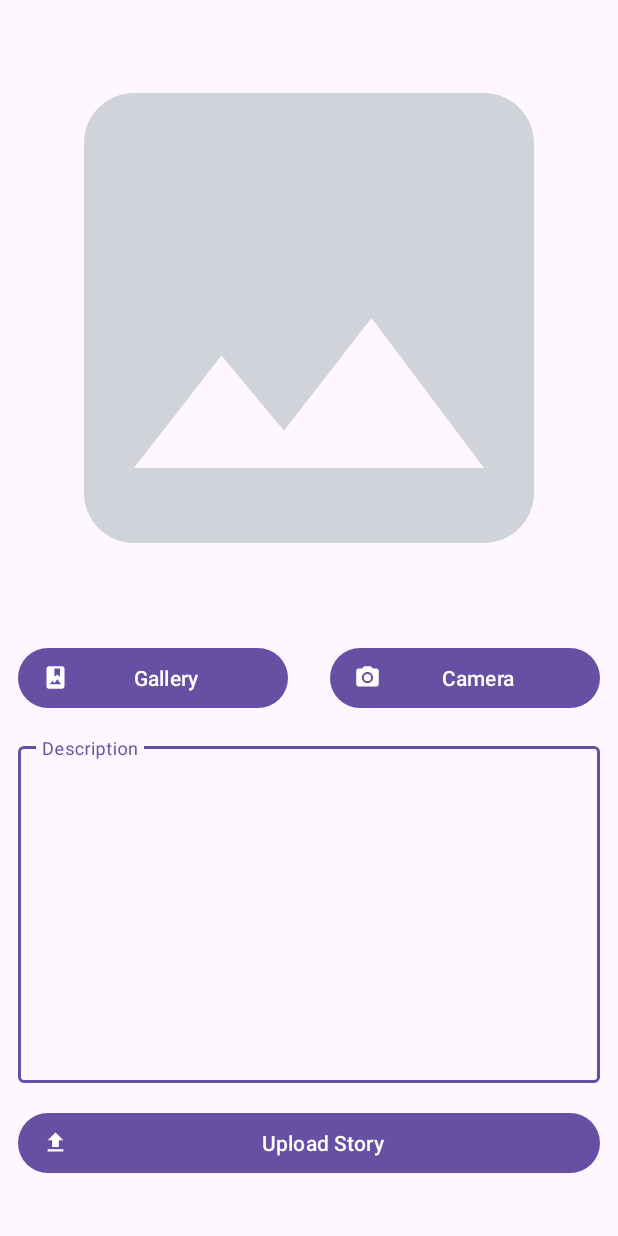
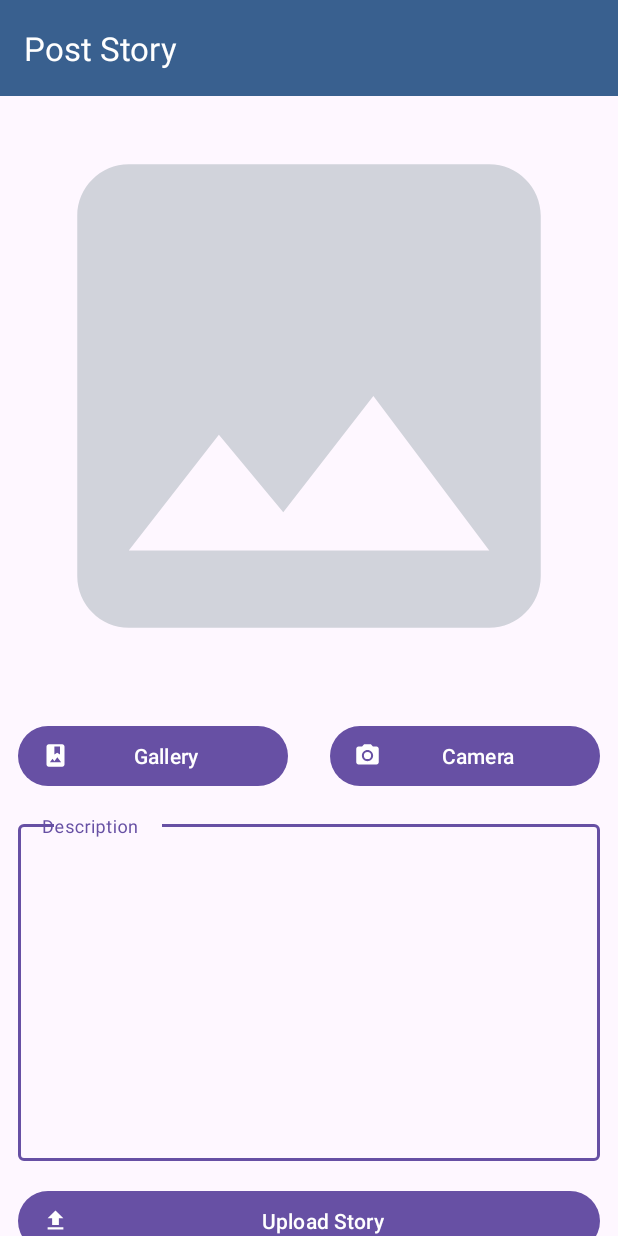
Before and after one commit to NotArBee/StorySpace, an Android app: the HomeFragment screen opened through its navigation route, after a tap on "Post Story Activity", on a phone screen of 412 x 824 dp. Run offline under Robolectric (Android 15) with nearby library versions, the phone set to English and light mode, and no system bars; pictures from the network do not load.

Commit message:
feat : Fitur maps yang dapat menampilkan story yang mempunyai lokasi yang diupload user lain

```diff
--- a/app/build.gradle.kts
+++ b/app/build.gradle.kts
@@ -3,6 +3,7 @@ plugins {
     alias(libs.plugins.jetbrainsKotlinAndroid)
     id("kotlin-parcelize")
     id("androidx.navigation.safeargs")
+    alias(libs.plugins.googleAndroidLibrariesMapsplatformSecretsGradlePlugin)
 }
 
 android {
@@ -47,6 +48,7 @@ dependencies {
     implementation(libs.material)
     implementation(libs.androidx.activity)
     implementation(libs.androidx.constraintlayout)
+    implementation(libs.play.services.maps)
     testImplementation(libs.junit)
     androidTestImplementation(libs.androidx.junit)
     androidTestImplementation(libs.androidx.espresso.core)
--- a/app/src/main/java/com/ardev/myapplication/ui/fragment/home/HomeFragment.kt
+++ b/app/src/main/java/com/ardev/myapplication/ui/fragment/home/HomeFragment.kt
@@ -5,6 +5,8 @@ import android.os.Bundle
 import android.util.Log
 import androidx.fragment.app.Fragment
 import android.view.LayoutInflater
+import android.view.Menu
+import android.view.MenuInflater
 import android.view.View
 import android.view.ViewGroup
 import androidx.fragment.app.viewModels
@@ -13,6 +15,7 @@ import androidx.recyclerview.widget.LinearLayoutManager
 import com.ardev.myapplication.R
 import com.ardev.myapplication.databinding.FragmentHomeBinding
 import com.ardev.myapplication.ui.MainActivity
+import com.ardev.myapplication.ui.activity.maps.MapsActivity
 import com.ardev.myapplication.ui.activity.postActivity.PostStoryActivity
 import com.google.android.material.dialog.MaterialAlertDialogBuilder
 import dataStore
@@ -87,6 +90,18 @@ class HomeFragment : Fragment() {
                 }
                 .show()
         }
+
+        binding.fabMaps.setOnClickListener {
+            val intent = Intent(requireActivity(), MapsActivity::class.java)
+            startActivity(intent)
+        }
+    }
+
+    @Deprecated("Deprecated in Java")
+    @Suppress("DEPRECATION")
+    override fun onCreateOptionsMenu(menu: Menu, inflater: MenuInflater) {
+        inflater.inflate(R.menu.menu, menu)
+        super.onCreateOptionsMenu(menu, inflater)
     }
 
     private fun showLoading(isLoading: Boolean) {
--- a/app/src/main/java/com/ardev/myapplication/utils/DetailStoryViewModelFactory.kt
+++ b/app/src/main/java/com/ardev/myapplication/utils/DetailStoryViewModelFactory.kt
@@ -4,8 +4,10 @@ import android.app.Application
 import androidx.lifecycle.ViewModel
 import androidx.lifecycle.ViewModelProvider
 import com.ardev.myapplication.ui.activity.detailActivity.DetailStoryViewModel
+import com.ardev.myapplication.ui.activity.maps.MapsActivityViewModel
 import com.ardev.myapplication.ui.activity.postActivity.PostStoryActivityViewModel
 
+@Suppress("UNCHECKED_CAST")
 class DetailStoryViewModelFactory(private val application: Application) : ViewModelProvider.NewInstanceFactory() {
     override fun <T : ViewModel> create(modelClass: Class<T>): T {
         return when {
@@ -15,6 +17,9 @@ class DetailStoryViewModelFactory(private val application: Application) : ViewMo
             modelClass.isAssignableFrom(PostStoryActivityViewModel::class.java) -> {
                 PostStoryActivityViewModel(application) as T
             }
+            modelClass.isAssignableFrom(MapsActivityViewModel::class.java) -> {
+                MapsActivityViewModel(application) as T
+            }
             else -> throw IllegalArgumentException("Unknown ViewModel class")
         }
     }
--- /dev/null
+++ b/app/src/main/res/drawable/icon_map.xml
@@ -0,0 +1,5 @@
+<vector xmlns:android="http://schemas.android.com/apk/res/android" android:height="24dp" android:tint="#FFFFFF" android:viewportHeight="24" android:viewportWidth="24" android:width="24dp">
+
+    <path android:fillColor="@android:color/white" android:pathData="M20.5,3l-0.16,0.03L15,5.1 9,3 3.36,4.9c-0.21,0.07 -0.36,0.25 -0.36,0.48V20.5c0,0.28 0.22,0.5 0.5,0.5l0.16,-0.03L9,18.9l6,2.1 5.64,-1.9c0.21,-0.07 0.36,-0.25 0.36,-0.48V3.5c0,-0.28 -0.22,-0.5 -0.5,-0.5zM15,19l-6,-2.11V5l6,2.11V19z"/>
+
+</vector>
--- a/app/src/main/res/layout/activity_post_story.xml
+++ b/app/src/main/res/layout/activity_post_story.xml
@@ -7,7 +7,6 @@
     android:layout_height="match_parent"
     android:orientation="vertical"
     android:scrollbars="none"
-    android:padding="12dp"
     tools:context=".ui.activity.postActivity.PostStoryActivity">
 
     <androidx.constraintlayout.widget.ConstraintLayout
@@ -20,7 +19,8 @@
             android:layout_width="0dp"
             android:layout_height="wrap_content"
             android:layout_marginTop="16dp"
-            android:text="Camera"
+            android:layout_marginEnd="12dp"
+            android:text="@string/camera"
             app:icon="@drawable/icon_camera"
             app:layout_constraintEnd_toEndOf="parent"
             app:layout_constraintHorizontal_bias="0.5"
@@ -33,6 +33,7 @@
             android:layout_width="0dp"
             android:layout_height="wrap_content"
             android:layout_marginTop="16dp"
+            android:layout_marginStart="12dp"
             android:layout_marginEnd="28dp"
             android:text="Gallery"
             app:icon="@drawable/icon_gallery"
@@ -47,7 +48,9 @@
             android:layout_width="match_parent"
             android:layout_height="wrap_content"
             android:layout_marginTop="16dp"
-            android:text="Upload Story"
+            android:layout_marginHorizontal="12dp"
+            android:layout_marginBottom="12dp"
+            android:text="@string/upload_story"
             app:icon="@drawable/icon_upload"
             app:layout_constraintEnd_toEndOf="parent"
             app:layout_constraintHorizontal_bias="0.5"
@@ -63,19 +66,7 @@
             app:layout_constraintEnd_toEndOf="parent"
             app:layout_constraintHorizontal_bias="0.5"
             app:layout_constraintStart_toStartOf="parent"
-            app:layout_constraintTop_toTopOf="parent" />
-
-        <ProgressBar
-            android:id="@+id/progressIndicator"
-            android:layout_width="wrap_content"
-            android:layout_height="wrap_content"
-            android:visibility="gone"
-            app:layout_constraintBottom_toBottomOf="parent"
-            app:layout_constraintEnd_toEndOf="parent"
-            app:layout_constraintHorizontal_bias="0.5"
-            app:layout_constraintStart_toStartOf="parent"
-            app:layout_constraintTop_toTopOf="parent"
-            app:layout_constraintVertical_bias="0.5" />
+            app:layout_constraintTop_toBottomOf="@+id/materialToolbar" />
 
         <com.google.android.material.textfield.TextInputLayout
             android:id="@+id/outlinedTextField"
@@ -90,11 +81,37 @@
                 android:id="@+id/et_description"
                 android:layout_width="match_parent"
                 android:layout_height="wrap_content"
+                android:layout_marginHorizontal="12dp"
                 android:lines="10"
                 android:maxLines="10" />
 
         </com.google.android.material.textfield.TextInputLayout>
 
+        <com.google.android.material.appbar.MaterialToolbar
+            android:id="@+id/materialToolbar"
+            style="@style/Widget.App.Toolbar"
+            android:layout_width="match_parent"
+            android:layout_height="wrap_content"
+            android:background="@color/md_theme_primary"
+            app:layout_constraintEnd_toEndOf="parent"
+            app:layout_constraintStart_toStartOf="parent"
+            app:layout_constraintTop_toTopOf="parent"
+            app:title="Post Story"
+            app:titleTextAppearance="?attr/textAppearanceTitleLarge"
+            app:titleTextColor="@color/md_theme_onPrimary" />
+
+        <ProgressBar
+            android:id="@+id/progressIndicator"
+            android:layout_width="wrap_content"
+            android:layout_height="wrap_content"
+            app:layout_constraintBottom_toBottomOf="parent"
+            android:visibility="gone"
+            app:layout_constraintEnd_toEndOf="parent"
+            app:layout_constraintHorizontal_bias="0.5"
+            app:layout_constraintStart_toStartOf="parent"
+            app:layout_constraintTop_toTopOf="parent"
+            app:layout_constraintVertical_bias="0.5" />
+
     </androidx.constraintlayout.widget.ConstraintLayout>
 
 
--- /dev/null
+++ b/app/src/main/res/menu/menu.xml
@@ -0,0 +1,9 @@
+<?xml version="1.0" encoding="utf-8"?>
+<menu xmlns:android="http://schemas.android.com/apk/res/android"
+    xmlns:app="http://schemas.android.com/apk/res-auto">
+    <item
+        android:id="@+id/logout"
+        android:title="@string/logout"
+        app:showAsAction="always"
+        android:icon="@drawable/icon_logout"/>
+</menu>
--- a/app/src/main/res/values/strings.xml
+++ b/app/src/main/res/values/strings.xml
@@ -33,4 +33,8 @@
     <string name="logout">Logout</string>
     <string name="refresh_home">refresh home</string>
     <string name="post_story_activity">Post Story Activity</string>
+    <string name="title_activity_maps">MapsActivity</string>
+    <string name="fab_maps_activity">FAB Maps Activity</string>
+    <string name="camera">Camera</string>
+    <string name="upload_story">Upload Story</string>
 </resources>
--- a/build.gradle.kts
+++ b/build.gradle.kts
@@ -10,4 +10,5 @@ plugins {
     alias(libs.plugins.jetbrainsKotlinAndroid) apply false
     alias(libs.plugins.androidLibrary) apply false
     id("androidx.navigation.safeargs.kotlin") version "2.5.1" apply false
+    alias(libs.plugins.googleAndroidLibrariesMapsplatformSecretsGradlePlugin) apply false
 }
--- a/gradle/libs.versions.toml
+++ b/gradle/libs.versions.toml
@@ -21,6 +21,8 @@ materialVersion = "1.3.0"
 navigationFragmentKtx = "2.7.7"
 retrofit = "2.11.0"
 lifecycleRuntimeKtx = "2.6.1"
+googleAndroidLibrariesMapsplatformSecretsGradlePlugin = "2.0.1"
+playServicesMaps = "18.2.0"
 
 
 [libraries]
@@ -46,8 +48,10 @@ androidx-activity = { group = "androidx.activity", name = "activity", version.re
 androidx-constraintlayout = { group = "androidx.constraintlayout", name = "constraintlayout", version.ref = "constraintlayout" }
 material-v130 = { module = "com.google.android.material:material", version.ref = "materialVersion" }
 retrofit = { module = "com.squareup.retrofit2:retrofit", version.ref = "retrofit" }
+play-services-maps = { group = "com.google.android.gms", name = "play-services-maps", version.ref = "playServicesMaps" }
 
 [plugins]
 androidApplication = { id = "com.android.application", version.ref = "agp" }
 jetbrainsKotlinAndroid = { id = "org.jetbrains.kotlin.android", version.ref = "kotlin" }
 androidLibrary = { id = "com.android.library", version.ref = "agp" }
+googleAndroidLibrariesMapsplatformSecretsGradlePlugin = { id = "com.google.android.libraries.mapsplatform.secrets-gradle-plugin", version.ref = "googleAndroidLibrariesMapsplatformSecretsGradlePlugin" }
```
Also changed, not shown: app/src/main/AndroidManifest.xml (+32 -8 lines), app/src/main/java/com/ardev/myapplication/data/retrofit/ApiService.kt (+7 -0 lines), app/src/main/java/com/ardev/myapplication/ui/activity/maps/MapsActivity.kt (added, +68 -0 lines), app/src/main/java/com/ardev/myapplication/ui/activity/maps/MapsActivityViewModel.kt (added, +45 -0 lines), app/src/main/res/layout/activity_maps.xml (added, +9 -0 lines), app/src/main/res/layout/fragment_home.xml (+16 -4 lines).
